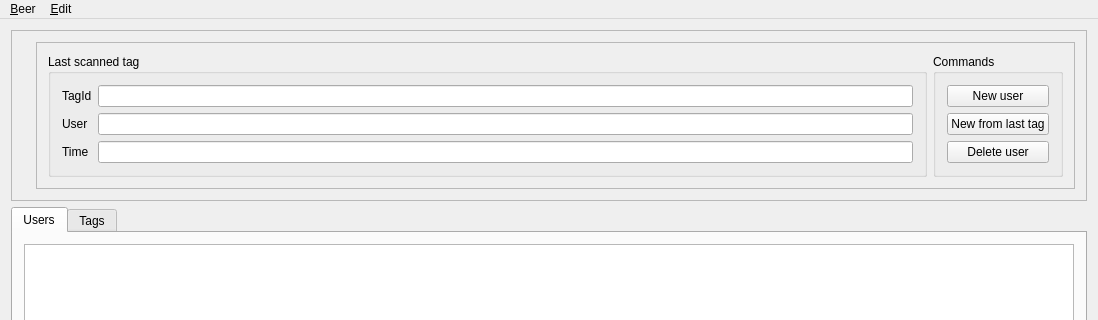
This is qbeer.ui in elmo2k3/qbeer as Qt 5 draws it before an edit; both pictures show x 0 to 1098 and y 0 to 320 of the 1098 by 537 pixel window. The edited form follows.
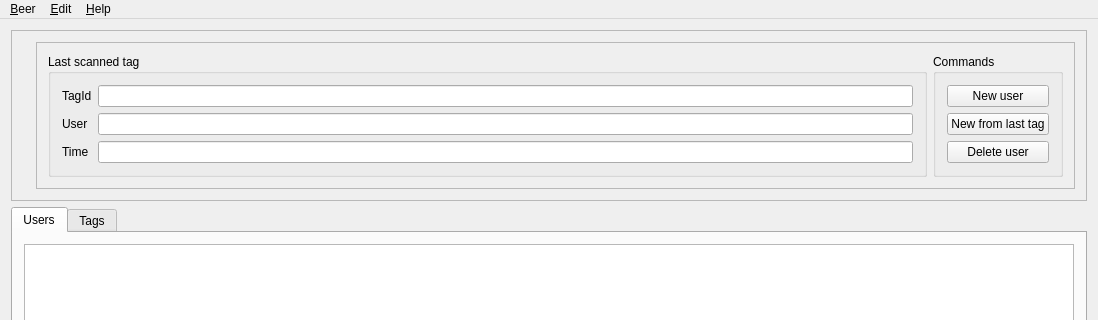
This is the edited form. Icons and pictures are not drawn.

Diff of the .ui file:
```diff
--- a/qbeer.ui
+++ b/qbeer.ui
@@ -224,8 +224,15 @@
     </property>
     <addaction name="actionProperties_2"/>
    </widget>
+   <widget class="QMenu" name="menu_Help">
+    <property name="title">
+     <string>&amp;Help</string>
+    </property>
+    <addaction name="action_About"/>
+   </widget>
    <addaction name="menuBeer"/>
    <addaction name="menuEdit"/>
+   <addaction name="menu_Help"/>
   </widget>
   <widget class="QStatusBar" name="statusBar"/>
   <action name="actionConnect">
```
Left out of the diff: 22 changed lines with no effect on the pictures.
